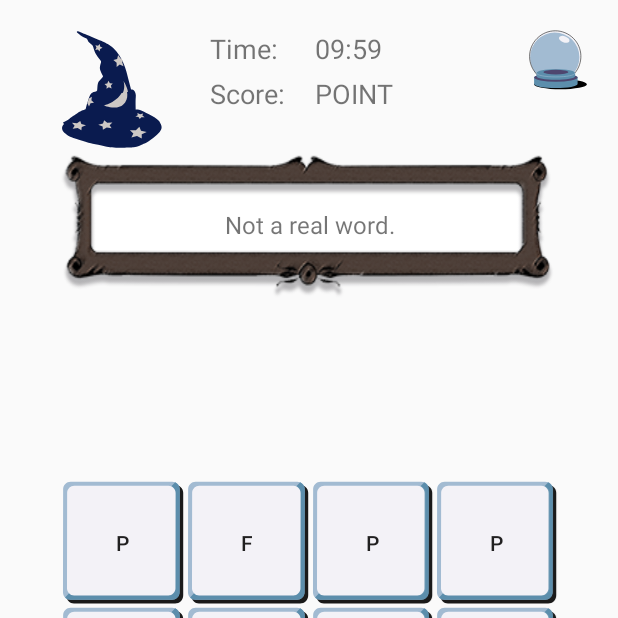
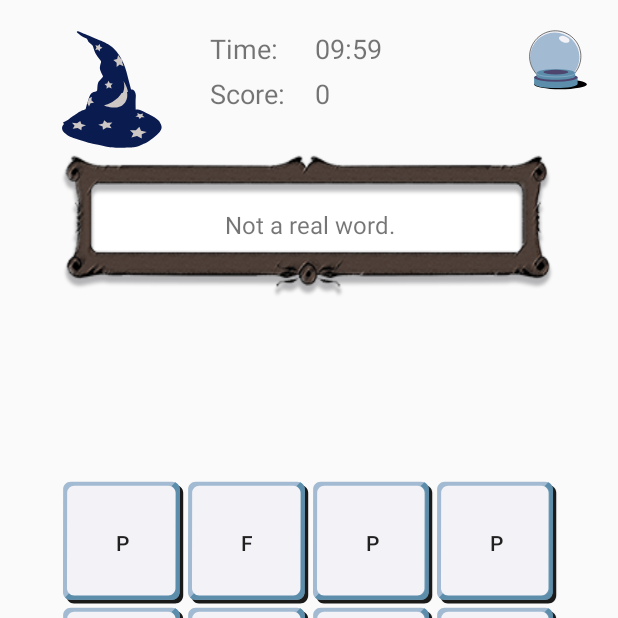
Before and after one commit to jeremyg89/Team-West, an Android app: the NewGame screen opened directly, with no data from a screen before it, on a phone screen of 412 x 824 dp, the top half of it. Run offline under Robolectric (Android 15) with nearby library versions, the light colour scheme and no system bars.

Commit message:
Added to the reset button

```diff
--- a/WordWizard/app/src/main/java/com/example/wordwizard/NewGame.java
+++ b/WordWizard/app/src/main/java/com/example/wordwizard/NewGame.java
@@ -199,6 +199,8 @@ public class NewGame extends AppCompatActivity implements View.OnClickListener{
         //reset the values
         TotalScore = 0;
         word = "";
+        currentWord.setText(word);
+        currentScore.setText(Integer.toString(TotalScore));
         //close the current activity
         finish();
     }
--- a/WordWizard/app/src/main/java/com/example/wordwizard/PopUp.java
+++ b/WordWizard/app/src/main/java/com/example/wordwizard/PopUp.java
@@ -31,7 +31,7 @@ public class PopUp extends Activity {
         btnReset.setOnClickListener(new View.OnClickListener() {
             @Override
             public void onClick(View vMenuRest) {
-                new NewGame().TotalScore = 0;
+                new NewGame().closeGame();
                 new Timer().createClock();
                 finish();
             }
--- a/WordWizard/app/src/main/res/layout/activity_new_game.xml
+++ b/WordWizard/app/src/main/res/layout/activity_new_game.xml
@@ -44,14 +44,15 @@
         android:layout_marginTop="20dp"
         android:text="TIME"
         android:textSize="18dp"/>
+
     <TextView
         android:id="@+id/currentScore"
         android:layout_width="60dp"
         android:layout_height="20dp"
         android:layout_marginLeft="210dp"
         android:layout_marginTop="50dp"
-        android:text="POINTS"
-        android:textSize="18dp"/>
+        android:text="0"
+        android:textSize="18dp" />
     <ImageView
         android:id="@+id/img_wizard"
         android:layout_width="70dp"
```
